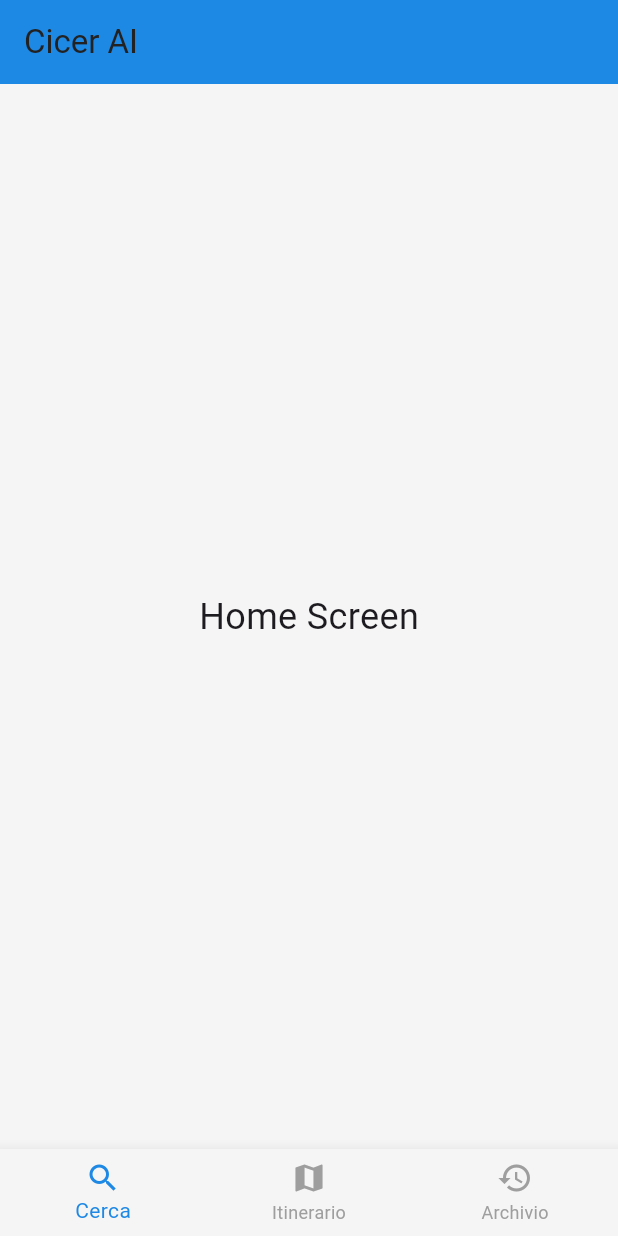
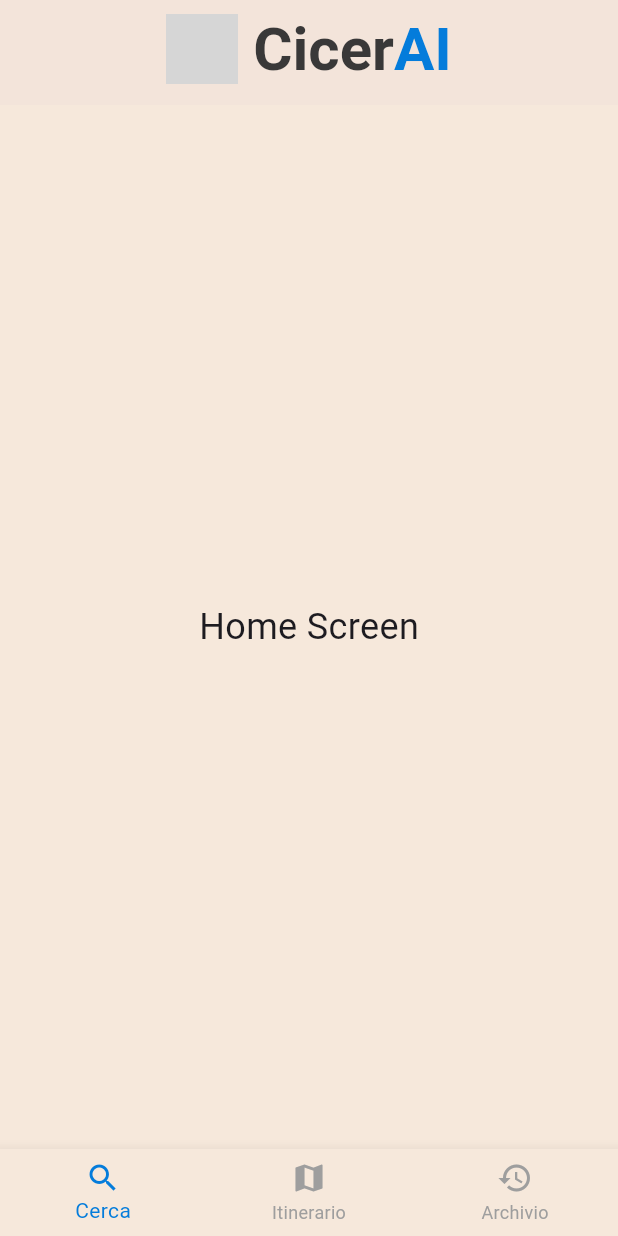
Before and after one commit to alessandrosaddo/CicerAI, a Flutter app: the screen it shows after launch, on a phone screen of 412 x 824 dp. Run offline on Flutter 3.47's test engine with Material 3 defaults, Android fonts, the light colour scheme and no system bars; our stand-ins replace google_fonts; grey boxes are pictures that could not be loaded.

Commit message:
Create AppBar and update themes

```diff
--- a/lib/main.dart
+++ b/lib/main.dart
@@ -4,6 +4,7 @@
 import 'screens/history_screen.dart';
 import 'widgets/bottom_navbar.dart';
 import 'themes/app_theme.dart';
+import 'widgets/custom_appbar.dart';
 
 void main() {
   runApp(const MyApp());
@@ -46,7 +47,7 @@
   @override
   Widget build(BuildContext context) {
     return Scaffold(
-      appBar: AppBar(title: Text('Cicer AI')),
+      appBar: const CustomAppBar(),
       body: _screens[_selectedIndex],
       bottomNavigationBar: MyBottomNavigationBar(
         selectedIndex: _selectedIndex,
--- a/lib/themes/app_theme.dart
+++ b/lib/themes/app_theme.dart
@@ -3,10 +3,11 @@ import 'colors.dart';
 
 class AppTheme {
   static ThemeData lightTheme = ThemeData(
+    brightness: Brightness.light,
     primaryColor: AppColors.lightPrimary,
     scaffoldBackgroundColor: AppColors.lightBackground,
     appBarTheme: AppBarTheme(
-      backgroundColor: AppColors.lightPrimary,
+      backgroundColor: AppColors.lightBackground,
       foregroundColor: AppColors.lightText,
     ),
 
@@ -18,10 +19,11 @@ class AppTheme {
   );
 
   static ThemeData darkTheme = ThemeData(
+    brightness: Brightness.dark,
     primaryColor: AppColors.darkPrimary,
     scaffoldBackgroundColor: AppColors.darkBackground,
     appBarTheme: AppBarTheme(
-      backgroundColor: AppColors.darkPrimary,
+      backgroundColor: AppColors.darkBackground,
       foregroundColor: AppColors.darkText,
     ),
 
--- a/lib/themes/colors.dart
+++ b/lib/themes/colors.dart
@@ -2,14 +2,14 @@ import 'package:flutter/material.dart';
 
 class AppColors {
   // Tema Chiaro
-  static const lightBackground = Color(0xFFF5F5F5);
-  static const lightPrimary = Color(0xFF1E88E5);
-  static const lightSecondary = Color(0xFFFDE3E3);
-  static const lightText = Color(0xFF222222);
+  static const lightBackground = Color(0xFFF6E8DB);
+  static const lightPrimary = Color(0xFF047CDB);
+  static const lightSecondary = Color(0xFFFAF3E9);
+  static const lightText = Color(0xFF393838);
 
   // Tema Scuro
-  static const darkBackground = Color(0xFF121212);
-  static const darkPrimary = Color(0xFF1E88E5);
-  static const darkSecondary = Color(0xFFFFFFFF);
+  static const darkBackground = Color(0xFF0F0F0F);
+  static const darkPrimary = Color(0xFF047CDB);
+  static const darkSecondary = Color(0xFF171717);
   static const darkText = Color(0xFFFFFFFF);
 }
--- /dev/null
+++ b/lib/widgets/custom_appbar.dart
@@ -0,0 +1,52 @@
+import 'package:flutter/material.dart';
+import 'package:cicer_ai/themes/colors.dart';
+import 'package:google_fonts/google_fonts.dart';
+
+class CustomAppBar extends StatelessWidget implements PreferredSizeWidget {
+  const CustomAppBar({Key? key}) : super(key: key);
+
+  @override
+  Widget build(BuildContext context) {
+
+    // Controlla se il tema attuale è chiaro o scuro
+    final isLight = Theme.of(context).brightness == Brightness.light;
+
+    // Colori dinamici per il titolo
+    final cicerColor = isLight ? AppColors.lightText : AppColors.darkText;
+    final aiColor = isLight ? AppColors.lightPrimary : AppColors.darkPrimary;
+
+
+    return AppBar(
+      elevation: 0.5,
+      centerTitle: true,
+      title: Padding(
+        padding: const EdgeInsets.only(top:10.0),
+        child: Row(
+          mainAxisSize: MainAxisSize.min,
+          children: [
+            Image.asset(
+              'images/cicer.png',
+              height: 48,
+            ),
+            const SizedBox(width: 10),
+            RichText(
+                text: TextSpan(
+                  style: GoogleFonts.nunito(
+                    fontSize: 40,
+                    fontWeight: FontWeight.bold,
+                  ),
+                  children: [
+                    TextSpan(text: "Cicer", style: TextStyle(color: cicerColor)),
+                    TextSpan(text: "AI", style: TextStyle(color: aiColor)),
+                  ],
+                )
+            )
+          ],
+        ),
+      ),
+    );
+  }
+
+  @override
+  Size get preferredSize => Size.fromHeight(70);
+}
```
Also changed, not shown: images/cicer.png (added), 1 other file.
